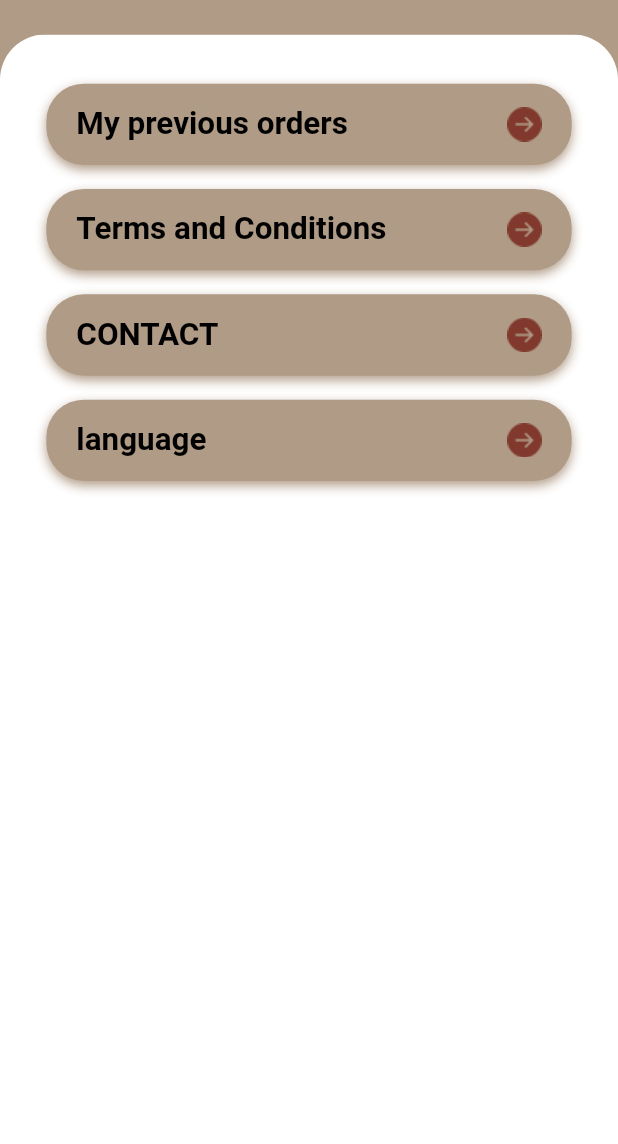
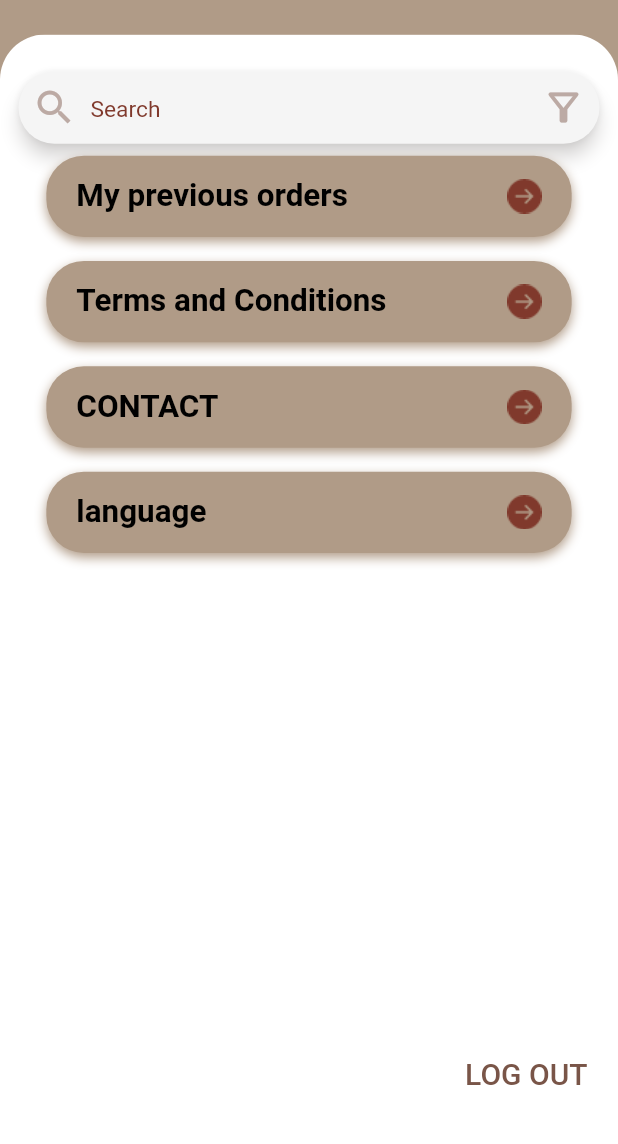
Before and after one commit to mualii/backyard_delivery, a Flutter app: the SettingsScreen screen opened directly, on a phone screen of 412 x 824 dp, the part 89-1233 px from its top. Run offline on Flutter 3.47's test engine with Material 2 defaults, Android fonts, the phone set to English and light mode, and no system bars; our stand-ins replace after_layout, animated_bottom_navigation_bar, flutter_screenutil, font_awesome_flutter.

Commit message:
SettingsScreen editing

```diff
--- a/lib/screens/settings_screen/settings_screen.dart
+++ b/lib/screens/settings_screen/settings_screen.dart
@@ -3,6 +3,7 @@ import 'package:backyard_delivery/screens/previous_orders_screen/previous_orders
 import 'package:backyard_delivery/screens/terms_screen/terms_screen.dart';
 import 'package:backyard_delivery/shared/components/components.dart';
 import 'package:backyard_delivery/shared/widgets/customised_appBar.dart';
+import 'package:backyard_delivery/shared/widgets/search_text_field.dart';
 import 'package:flutter/material.dart';
 import 'package:flutter/services.dart';
 import 'package:flutter_screenutil/flutter_screenutil.dart';
@@ -33,6 +34,7 @@ class SettingsScreen extends StatelessWidget {
               child: Center(
                 child: Column(
                   children: [
+                    SearchTextField(),
                     DefaultItemButton(
                       context: context,
                       title: 'My previous orders',
@@ -63,6 +65,12 @@ class SettingsScreen extends StatelessWidget {
                       image: 'assets/images/back button.png',
                       Ontap: () {},
                     ),
+                    Spacer(),
+                    Align(
+                      child:
+                          defaultTextButton(function: () {}, title: 'LOG OUT'),
+                      alignment: Alignment.bottomRight,
+                    ),
                   ],
                 ),
               )),
--- /dev/null
+++ b/lib/shared/widgets/search_text_field.dart
@@ -0,0 +1,38 @@
+import 'package:flutter/material.dart';
+import 'package:flutter_screenutil/flutter_screenutil.dart';
+
+class SearchTextField extends StatelessWidget {
+  @override
+  Widget build(BuildContext context) {
+    return Material(
+      elevation: 5,
+      shadowColor: Colors.brown.shade50,
+      color: Color(0xffF5F5F5),
+      borderRadius: BorderRadius.circular(25),
+      child: TextField(
+        style: TextStyle(fontSize: 50.sp, color: Color(0xff80392C)),
+        decoration: InputDecoration(
+          contentPadding: EdgeInsets.zero,
+          border: OutlineInputBorder(
+              borderRadius: BorderRadius.circular(25),
+              borderSide: BorderSide(color: Colors.transparent)),
+          enabledBorder: OutlineInputBorder(
+              borderRadius: BorderRadius.circular(25),
+              borderSide: BorderSide(color: Colors.transparent)),
+          hintText: 'Search',
+          hintStyle: TextStyle(color: Color(0xff80392C), fontSize: 42.sp),
+          prefixIcon: Icon(
+            Icons.search,
+            size: 30,
+            color: Colors.brown.shade200,
+          ),
+          suffixIcon: Icon(
+            Icons.filter_alt_outlined,
+            size: 30,
+            color: Colors.brown.shade200,
+          ),
+        ),
+      ),
+    );
+  }
+}
```
